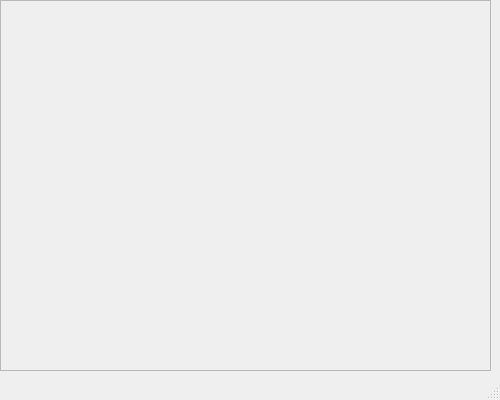
bhs24651/numeric-engine, file help.ui: the form before one commit.
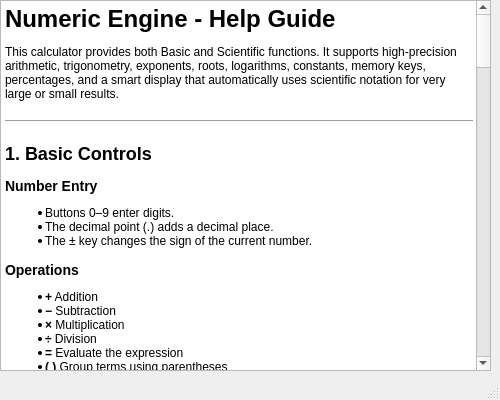
The form after the commit.

Commit message: Added Help Menu

What changed in the file:
```diff
--- a/help.ui
+++ b/help.ui
@@ -14,7 +14,7 @@
    <string>Help - Numeric Engine</string>
   </property>
   <widget class="QWidget" name="centralWidget">
-   <widget class="QScrollArea" name="scrollArea">
+   <widget class="QTextBrowser" name="textBrowser">
     <property name="geometry">
      <rect>
       <x>0</x>
@@ -23,19 +23,190 @@
       <height>371</height>
      </rect>
     </property>
-    <property name="widgetResizable">
-     <bool>true</bool>
+    <property name="html">
+     <string>&lt;!DOCTYPE HTML PUBLIC &quot;-//W3C//DTD HTML 4.0//EN&quot; &quot;http://www.w3.org/TR/REC-html40/strict.dtd&quot;&gt;
+&lt;html&gt;&lt;head&gt;&lt;meta name=&quot;qrichtext&quot; content=&quot;1&quot; /&gt;&lt;meta charset=&quot;utf-8&quot; /&gt;&lt;style type=&quot;text/css&quot;&gt;
+p, li { white-space: pre-wrap; }
+hr { height: 1px; border-width: 0; }
+li.unchecked::marker { content: &quot;\2610&quot;; }
+li.checked::marker { content: &quot;\2612&quot;; }
+&lt;/style&gt;&lt;/head&gt;&lt;body style=&quot; font-family:'Segoe UI'; font-size:9pt; font-weight:400; font-style:normal;&quot;&gt;
+&lt;h1 style=&quot; margin-top:18px; margin-bottom:12px; margin-left:0px; margin-right:0px; -qt-block-indent:0; text-indent:0px;&quot;&gt;&lt;span style=&quot; font-size:xx-large; font-weight:700;&quot;&gt;Numeric Engine - Help Guide&lt;/span&gt;&lt;/h1&gt;
+&lt;p style=&quot; margin-top:12px; margin-bottom:12px; margin-left:0px; margin-right:0px; -qt-block-indent:0; text-indent:0px;&quot;&gt;This calculator provides both Basic and Scientific functions. It supports high-precision arithmetic, trigonometry, exponents, roots, logarithms, constants, memory keys, percentages, and a smart display that automatically uses scientific notation for very large or small results.&lt;/p&gt;
+&lt;hr /&gt;
+&lt;h2 style=&quot; margin-top:16px; margin-bottom:12px; margin-left:0px; margin-right:0px; -qt-block-indent:0; text-indent:0px;&quot;&gt;&lt;span style=&quot; font-size:x-large; font-weight:700;&quot;&gt;1. Basic Controls&lt;/span&gt;&lt;/h2&gt;
+&lt;h3 style=&quot; margin-top:14px; margin-bottom:12px; margin-left:0px; margin-right:0px; -qt-block-indent:0; text-indent:0px;&quot;&gt;&lt;span style=&quot; font-size:large; font-weight:700;&quot;&gt;Number Entry&lt;/span&gt;&lt;/h3&gt;
+&lt;ul style=&quot;margin-top: 0px; margin-bottom: 0px; margin-left: 0px; margin-right: 0px; -qt-list-indent: 1;&quot;&gt;
+&lt;li style=&quot; margin-top:12px; margin-bottom:0px; margin-left:0px; margin-right:0px; -qt-block-indent:0; text-indent:0px;&quot;&gt;Buttons 0–9 enter digits.  &lt;/li&gt;
+&lt;li style=&quot; margin-top:0px; margin-bottom:0px; margin-left:0px; margin-right:0px; -qt-block-indent:0; text-indent:0px;&quot;&gt;The decimal point (.) adds a decimal place.  &lt;/li&gt;
+&lt;li style=&quot; margin-top:0px; margin-bottom:12px; margin-left:0px; margin-right:0px; -qt-block-indent:0; text-indent:0px;&quot;&gt;The ± key changes the sign of the current number.&lt;/li&gt;&lt;/ul&gt;
+&lt;h3 style=&quot; margin-top:14px; margin-bottom:12px; margin-left:0px; margin-right:0px; -qt-block-indent:0; text-indent:0px;&quot;&gt;&lt;span style=&quot; font-size:large; font-weight:700;&quot;&gt;Operations&lt;/span&gt;&lt;/h3&gt;
+&lt;ul style=&quot;margin-top: 0px; margin-bottom: 0px; margin-left: 0px; margin-right: 0px; -qt-list-indent: 1;&quot;&gt;
+&lt;li style=&quot; margin-top:12px; margin-bottom:0px; margin-left:0px; margin-right:0px; -qt-block-indent:0; text-indent:0px;&quot;&gt;&lt;span style=&quot; font-weight:700;&quot;&gt;+&lt;/span&gt; Addition  &lt;/li&gt;
+&lt;li style=&quot; margin-top:0px; margin-bottom:0px; margin-left:0px; margin-right:0px; -qt-block-indent:0; text-indent:0px;&quot;&gt;&lt;span style=&quot; font-weight:700;&quot;&gt;−&lt;/span&gt; Subtraction  &lt;/li&gt;
+&lt;li style=&quot; margin-top:0px; margin-bottom:0px; margin-left:0px; margin-right:0px; -qt-block-indent:0; text-indent:0px;&quot;&gt;&lt;span style=&quot; font-weight:700;&quot;&gt;×&lt;/span&gt; Multiplication  &lt;/li&gt;
+&lt;li style=&quot; margin-top:0px; margin-bottom:0px; margin-left:0px; margin-right:0px; -qt-block-indent:0; text-indent:0px;&quot;&gt;&lt;span style=&quot; font-weight:700;&quot;&gt;÷&lt;/span&gt; Division  &lt;/li&gt;
+&lt;li style=&quot; margin-top:0px; margin-bottom:0px; margin-left:0px; margin-right:0px; -qt-block-indent:0; text-indent:0px;&quot;&gt;&lt;span style=&quot; font-weight:700;&quot;&gt;=&lt;/span&gt; Evaluate the expression  &lt;/li&gt;
+&lt;li style=&quot; margin-top:0px; margin-bottom:12px; margin-left:0px; margin-right:0px; -qt-block-indent:0; text-indent:0px;&quot;&gt;&lt;span style=&quot; font-weight:700;&quot;&gt;( )&lt;/span&gt; Group terms using parentheses&lt;/li&gt;&lt;/ul&gt;
+&lt;h3 style=&quot; margin-top:14px; margin-bottom:12px; margin-left:0px; margin-right:0px; -qt-block-indent:0; text-indent:0px;&quot;&gt;&lt;span style=&quot; font-size:large; font-weight:700;&quot;&gt;Clear and Delete&lt;/span&gt;&lt;/h3&gt;
+&lt;ul style=&quot;margin-top: 0px; margin-bottom: 0px; margin-left: 0px; margin-right: 0px; -qt-list-indent: 1;&quot;&gt;
+&lt;li style=&quot; margin-top:12px; margin-bottom:0px; margin-left:0px; margin-right:0px; -qt-block-indent:0; text-indent:0px;&quot;&gt;&lt;span style=&quot; font-weight:700;&quot;&gt;AC&lt;/span&gt;: Clears all input.  &lt;/li&gt;
+&lt;li style=&quot; margin-top:0px; margin-bottom:12px; margin-left:0px; margin-right:0px; -qt-block-indent:0; text-indent:0px;&quot;&gt;&lt;span style=&quot; font-weight:700;&quot;&gt;Backspace&lt;/span&gt;: Deletes the last character.&lt;/li&gt;&lt;/ul&gt;
+&lt;hr /&gt;
+&lt;h2 style=&quot; margin-top:16px; margin-bottom:12px; margin-left:0px; margin-right:0px; -qt-block-indent:0; text-indent:0px;&quot;&gt;&lt;span style=&quot; font-size:x-large; font-weight:700;&quot;&gt;2. Memory Keys&lt;/span&gt;&lt;/h2&gt;
+&lt;ul style=&quot;margin-top: 0px; margin-bottom: 0px; margin-left: 0px; margin-right: 0px; -qt-list-indent: 1;&quot;&gt;
+&lt;li style=&quot; margin-top:12px; margin-bottom:0px; margin-left:0px; margin-right:0px; -qt-block-indent:0; text-indent:0px;&quot;&gt;&lt;span style=&quot; font-weight:700;&quot;&gt;M+&lt;/span&gt;: Add the current value to memory.  &lt;/li&gt;
+&lt;li style=&quot; margin-top:0px; margin-bottom:0px; margin-left:0px; margin-right:0px; -qt-block-indent:0; text-indent:0px;&quot;&gt;&lt;span style=&quot; font-weight:700;&quot;&gt;M−&lt;/span&gt;: Subtract the current value from memory.  &lt;/li&gt;
+&lt;li style=&quot; margin-top:0px; margin-bottom:0px; margin-left:0px; margin-right:0px; -qt-block-indent:0; text-indent:0px;&quot;&gt;&lt;span style=&quot; font-weight:700;&quot;&gt;MR&lt;/span&gt;: Recall the memory value.  &lt;/li&gt;
+&lt;li style=&quot; margin-top:0px; margin-bottom:12px; margin-left:0px; margin-right:0px; -qt-block-indent:0; text-indent:0px;&quot;&gt;&lt;span style=&quot; font-weight:700;&quot;&gt;MC&lt;/span&gt;: Clear memory.&lt;/li&gt;&lt;/ul&gt;
+&lt;p style=&quot; margin-top:12px; margin-bottom:12px; margin-left:0px; margin-right:0px; -qt-block-indent:0; text-indent:0px;&quot;&gt;Memory stays stored until you clear it.&lt;/p&gt;
+&lt;hr /&gt;
+&lt;h2 style=&quot; margin-top:16px; margin-bottom:12px; margin-left:0px; margin-right:0px; -qt-block-indent:0; text-indent:0px;&quot;&gt;&lt;span style=&quot; font-size:x-large; font-weight:700;&quot;&gt;3. Ans (Previous Answer)&lt;/span&gt;&lt;/h2&gt;
+&lt;p style=&quot; margin-top:12px; margin-bottom:12px; margin-left:0px; margin-right:0px; -qt-block-indent:0; text-indent:0px;&quot;&gt;&lt;span style=&quot; font-weight:700;&quot;&gt;Ans&lt;/span&gt; inserts the last evaluated result into a new calculation.&lt;/p&gt;
+&lt;p style=&quot; margin-top:12px; margin-bottom:12px; margin-left:0px; margin-right:0px; -qt-block-indent:0; text-indent:0px;&quot;&gt;Examples:&lt;/p&gt;
+&lt;ul style=&quot;margin-top: 0px; margin-bottom: 0px; margin-left: 0px; margin-right: 0px; -qt-list-indent: 1;&quot;&gt;
+&lt;li style=&quot; margin-top:12px; margin-bottom:0px; margin-left:0px; margin-right:0px; -qt-block-indent:0; text-indent:0px;&quot;&gt;Ans × 5  &lt;/li&gt;
+&lt;li style=&quot; margin-top:0px; margin-bottom:0px; margin-left:0px; margin-right:0px; -qt-block-indent:0; text-indent:0px;&quot;&gt;sin(Ans)  &lt;/li&gt;
+&lt;li style=&quot; margin-top:0px; margin-bottom:12px; margin-left:0px; margin-right:0px; -qt-block-indent:0; text-indent:0px;&quot;&gt;Ans + 1&lt;/li&gt;&lt;/ul&gt;
+&lt;hr /&gt;
+&lt;h2 style=&quot; margin-top:16px; margin-bottom:12px; margin-left:0px; margin-right:0px; -qt-block-indent:0; text-indent:0px;&quot;&gt;&lt;span style=&quot; font-size:x-large; font-weight:700;&quot;&gt;4. Percentage (%)&lt;/span&gt;&lt;/h2&gt;
+&lt;p style=&quot; margin-top:12px; margin-bottom:12px; margin-left:0px; margin-right:0px; -qt-block-indent:0; text-indent:0px;&quot;&gt;The % button converts the current number into its percentage form.&lt;/p&gt;
+&lt;p style=&quot; margin-top:12px; margin-bottom:12px; margin-left:0px; margin-right:0px; -qt-block-indent:0; text-indent:0px;&quot;&gt;&lt;span style=&quot; font-weight:700;&quot;&gt;x%&lt;/span&gt; becomes &lt;span style=&quot; font-weight:700;&quot;&gt;x ÷ 100&lt;/span&gt;.&lt;/p&gt;
+&lt;p style=&quot; margin-top:12px; margin-bottom:12px; margin-left:0px; margin-right:0px; -qt-block-indent:0; text-indent:0px;&quot;&gt;Example:&lt;/p&gt;
+&lt;ul style=&quot;margin-top: 0px; margin-bottom: 0px; margin-left: 0px; margin-right: 0px; -qt-list-indent: 1;&quot;&gt;
+&lt;li style=&quot; margin-top:12px; margin-bottom:12px; margin-left:0px; margin-right:0px; -qt-block-indent:0; text-indent:0px;&quot;&gt;200 × 50% = 200 × 0.5 = 100&lt;/li&gt;&lt;/ul&gt;
+&lt;p style=&quot; margin-top:12px; margin-bottom:12px; margin-left:0px; margin-right:0px; -qt-block-indent:0; text-indent:0px;&quot;&gt;This calculator uses the standard mathematical definition of a percentage.&lt;/p&gt;
+&lt;hr /&gt;
+&lt;h2 style=&quot; margin-top:16px; margin-bottom:12px; margin-left:0px; margin-right:0px; -qt-block-indent:0; text-indent:0px;&quot;&gt;&lt;span style=&quot; font-size:x-large; font-weight:700;&quot;&gt;5. Scientific Functions&lt;/span&gt;&lt;/h2&gt;
+&lt;h3 style=&quot; margin-top:14px; margin-bottom:12px; margin-left:0px; margin-right:0px; -qt-block-indent:0; text-indent:0px;&quot;&gt;&lt;span style=&quot; font-size:large; font-weight:700;&quot;&gt;Trigonometric Functions&lt;/span&gt;&lt;/h3&gt;
+&lt;ul style=&quot;margin-top: 0px; margin-bottom: 0px; margin-left: 0px; margin-right: 0px; -qt-list-indent: 1;&quot;&gt;
+&lt;li style=&quot; margin-top:12px; margin-bottom:0px; margin-left:0px; margin-right:0px; -qt-block-indent:0; text-indent:0px;&quot;&gt;sin, cos, tan  &lt;/li&gt;
+&lt;li style=&quot; margin-top:0px; margin-bottom:0px; margin-left:0px; margin-right:0px; -qt-block-indent:0; text-indent:0px;&quot;&gt;sin⁻¹, cos⁻¹, tan⁻¹  &lt;/li&gt;
+&lt;li style=&quot; margin-top:0px; margin-bottom:0px; margin-left:0px; margin-right:0px; -qt-block-indent:0; text-indent:0px;&quot;&gt;sinh, cosh, tanh  &lt;/li&gt;
+&lt;li style=&quot; margin-top:0px; margin-bottom:12px; margin-left:0px; margin-right:0px; -qt-block-indent:0; text-indent:0px;&quot;&gt;sinh⁻¹, cosh⁻¹, tanh⁻¹&lt;/li&gt;&lt;/ul&gt;
+&lt;h3 style=&quot; margin-top:14px; margin-bottom:12px; margin-left:0px; margin-right:0px; -qt-block-indent:0; text-indent:0px;&quot;&gt;&lt;span style=&quot; font-size:large; font-weight:700;&quot;&gt;Angle Units&lt;/span&gt;&lt;/h3&gt;
+&lt;ul style=&quot;margin-top: 0px; margin-bottom: 0px; margin-left: 0px; margin-right: 0px; -qt-list-indent: 1;&quot;&gt;
+&lt;li style=&quot; margin-top:12px; margin-bottom:0px; margin-left:0px; margin-right:0px; -qt-block-indent:0; text-indent:0px;&quot;&gt;&lt;span style=&quot; font-weight:700;&quot;&gt;DEG&lt;/span&gt;: Degrees  &lt;/li&gt;
+&lt;li style=&quot; margin-top:0px; margin-bottom:0px; margin-left:0px; margin-right:0px; -qt-block-indent:0; text-indent:0px;&quot;&gt;&lt;span style=&quot; font-weight:700;&quot;&gt;RAD&lt;/span&gt;: Radians  &lt;/li&gt;
+&lt;li style=&quot; margin-top:0px; margin-bottom:12px; margin-left:0px; margin-right:0px; -qt-block-indent:0; text-indent:0px;&quot;&gt;&lt;span style=&quot; font-weight:700;&quot;&gt;GRAD&lt;/span&gt;: Gradians&lt;/li&gt;&lt;/ul&gt;
+&lt;p style=&quot; margin-top:12px; margin-bottom:12px; margin-left:0px; margin-right:0px; -qt-block-indent:0; text-indent:0px;&quot;&gt;The selected angle unit affects both trig input and inverse-trig output.&lt;/p&gt;
+&lt;h3 style=&quot; margin-top:14px; margin-bottom:12px; margin-left:0px; margin-right:0px; -qt-block-indent:0; text-indent:0px;&quot;&gt;&lt;span style=&quot; font-size:large; font-weight:700;&quot;&gt;Powers and Roots&lt;/span&gt;&lt;/h3&gt;
+&lt;ul style=&quot;margin-top: 0px; margin-bottom: 0px; margin-left: 0px; margin-right: 0px; -qt-list-indent: 1;&quot;&gt;
+&lt;li style=&quot; margin-top:12px; margin-bottom:0px; margin-left:0px; margin-right:0px; -qt-block-indent:0; text-indent:0px;&quot;&gt;x² — square  &lt;/li&gt;
+&lt;li style=&quot; margin-top:0px; margin-bottom:0px; margin-left:0px; margin-right:0px; -qt-block-indent:0; text-indent:0px;&quot;&gt;√x — square root  &lt;/li&gt;
+&lt;li style=&quot; margin-top:0px; margin-bottom:0px; margin-left:0px; margin-right:0px; -qt-block-indent:0; text-indent:0px;&quot;&gt;x^y — exponent  &lt;/li&gt;
+&lt;li style=&quot; margin-top:0px; margin-bottom:0px; margin-left:0px; margin-right:0px; -qt-block-indent:0; text-indent:0px;&quot;&gt;x√y — x-th root of y  &lt;/li&gt;
+&lt;li style=&quot; margin-top:0px; margin-bottom:0px; margin-left:0px; margin-right:0px; -qt-block-indent:0; text-indent:0px;&quot;&gt;exp — e&lt;span style=&quot; vertical-align:super;&quot;&gt;x&lt;/span&gt;  &lt;/li&gt;
+&lt;li style=&quot; margin-top:0px; margin-bottom:12px; margin-left:0px; margin-right:0px; -qt-block-indent:0; text-indent:0px;&quot;&gt;10^x — ten to the power of x&lt;/li&gt;&lt;/ul&gt;
+&lt;h3 style=&quot; margin-top:14px; margin-bottom:12px; margin-left:0px; margin-right:0px; -qt-block-indent:0; text-indent:0px;&quot;&gt;&lt;span style=&quot; font-size:large; font-weight:700;&quot;&gt;Logarithms&lt;/span&gt;&lt;/h3&gt;
+&lt;ul style=&quot;margin-top: 0px; margin-bottom: 0px; margin-left: 0px; margin-right: 0px; -qt-list-indent: 1;&quot;&gt;
+&lt;li style=&quot; margin-top:12px; margin-bottom:0px; margin-left:0px; margin-right:0px; -qt-block-indent:0; text-indent:0px;&quot;&gt;ln — natural log  &lt;/li&gt;
+&lt;li style=&quot; margin-top:0px; margin-bottom:12px; margin-left:0px; margin-right:0px; -qt-block-indent:0; text-indent:0px;&quot;&gt;log — base-10 log&lt;/li&gt;&lt;/ul&gt;
+&lt;h3 style=&quot; margin-top:14px; margin-bottom:12px; margin-left:0px; margin-right:0px; -qt-block-indent:0; text-indent:0px;&quot;&gt;&lt;span style=&quot; font-size:large; font-weight:700;&quot;&gt;Constants&lt;/span&gt;&lt;/h3&gt;
+&lt;ul style=&quot;margin-top: 0px; margin-bottom: 0px; margin-left: 0px; margin-right: 0px; -qt-list-indent: 1;&quot;&gt;
+&lt;li style=&quot; margin-top:12px; margin-bottom:0px; margin-left:0px; margin-right:0px; -qt-block-indent:0; text-indent:0px;&quot;&gt;π  &lt;/li&gt;
+&lt;li style=&quot; margin-top:0px; margin-bottom:12px; margin-left:0px; margin-right:0px; -qt-block-indent:0; text-indent:0px;&quot;&gt;e&lt;/li&gt;&lt;/ul&gt;
+&lt;h3 style=&quot; margin-top:14px; margin-bottom:12px; margin-left:0px; margin-right:0px; -qt-block-indent:0; text-indent:0px;&quot;&gt;&lt;span style=&quot; font-size:large; font-weight:700;&quot;&gt;Other Functions&lt;/span&gt;&lt;/h3&gt;
+&lt;ul style=&quot;margin-top: 0px; margin-bottom: 0px; margin-left: 0px; margin-right: 0px; -qt-list-indent: 1;&quot;&gt;
+&lt;li style=&quot; margin-top:12px; margin-bottom:0px; margin-left:0px; margin-right:0px; -qt-block-indent:0; text-indent:0px;&quot;&gt;|x| — absolute value  &lt;/li&gt;
+&lt;li style=&quot; margin-top:0px; margin-bottom:0px; margin-left:0px; margin-right:0px; -qt-block-indent:0; text-indent:0px;&quot;&gt;n! — factorial (non-negative integers only)  &lt;/li&gt;
+&lt;li style=&quot; margin-top:0px; margin-bottom:12px; margin-left:0px; margin-right:0px; -qt-block-indent:0; text-indent:0px;&quot;&gt;Random — generates a random number (up to 20 digits)&lt;/li&gt;&lt;/ul&gt;
+&lt;hr /&gt;
+&lt;h2 style=&quot; margin-top:16px; margin-bottom:12px; margin-left:0px; margin-right:0px; -qt-block-indent:0; text-indent:0px;&quot;&gt;&lt;span style=&quot; font-size:x-large; font-weight:700;&quot;&gt;6. Display Behaviour&lt;/span&gt;&lt;/h2&gt;
+&lt;h3 style=&quot; margin-top:14px; margin-bottom:12px; margin-left:0px; margin-right:0px; -qt-block-indent:0; text-indent:0px;&quot;&gt;&lt;span style=&quot; font-size:large; font-weight:700;&quot;&gt;Equation Line&lt;/span&gt;&lt;/h3&gt;
+&lt;p style=&quot; margin-top:12px; margin-bottom:12px; margin-left:0px; margin-right:0px; -qt-block-indent:0; text-indent:0px;&quot;&gt;Shows what you typed, formatted with mathematical symbols such as ×, ÷, √, and proper parentheses.&lt;/p&gt;
+&lt;h3 style=&quot; margin-top:14px; margin-bottom:12px; margin-left:0px; margin-right:0px; -qt-block-indent:0; text-indent:0px;&quot;&gt;&lt;span style=&quot; font-size:large; font-weight:700;&quot;&gt;Answer Line&lt;/span&gt;&lt;/h3&gt;
+&lt;p style=&quot; margin-top:12px; margin-bottom:12px; margin-left:0px; margin-right:0px; -qt-block-indent:0; text-indent:0px;&quot;&gt;Shows results with high precision. The calculator automatically switches to scientific notation when numbers are very large or very small.&lt;/p&gt;
+&lt;p style=&quot; margin-top:12px; margin-bottom:12px; margin-left:0px; margin-right:0px; -qt-block-indent:0; text-indent:0px;&quot;&gt;Maximum display width is 24 characters.&lt;/p&gt;
+&lt;hr /&gt;
+&lt;h2 style=&quot; margin-top:16px; margin-bottom:12px; margin-left:0px; margin-right:0px; -qt-block-indent:0; text-indent:0px;&quot;&gt;&lt;span style=&quot; font-size:x-large; font-weight:700;&quot;&gt;7. Keyboard Shortcuts&lt;/span&gt;&lt;/h2&gt;
+&lt;table border=&quot;1&quot; style=&quot; margin-top:0px; margin-bottom:0px; margin-left:0px; margin-right:0px;&quot; cellspacing=&quot;2&quot; cellpadding=&quot;4&quot;&gt;
+&lt;tr&gt;
+&lt;td&gt;
+&lt;p align=&quot;center&quot; style=&quot; margin-top:0px; margin-bottom:0px; margin-left:0px; margin-right:0px; -qt-block-indent:0; text-indent:0px;&quot;&gt;&lt;span style=&quot; font-weight:700;&quot;&gt;Action&lt;/span&gt;&lt;/p&gt;&lt;/td&gt;
+&lt;td&gt;
+&lt;p align=&quot;center&quot; style=&quot; margin-top:0px; margin-bottom:0px; margin-left:0px; margin-right:0px; -qt-block-indent:0; text-indent:0px;&quot;&gt;&lt;span style=&quot; font-weight:700;&quot;&gt;Shortcut&lt;/span&gt;  &lt;/p&gt;&lt;/td&gt;&lt;/tr&gt;
+&lt;tr&gt;
+&lt;td&gt;
+&lt;p style=&quot; margin-top:0px; margin-bottom:0px; margin-left:0px; margin-right:0px; -qt-block-indent:0; text-indent:0px;&quot;&gt;Numbers&lt;/p&gt;&lt;/td&gt;
+&lt;td&gt;
+&lt;p style=&quot; margin-top:0px; margin-bottom:0px; margin-left:0px; margin-right:0px; -qt-block-indent:0; text-indent:0px;&quot;&gt;0–9  &lt;/p&gt;&lt;/td&gt;&lt;/tr&gt;
+&lt;tr&gt;
+&lt;td&gt;
+&lt;p style=&quot; margin-top:0px; margin-bottom:0px; margin-left:0px; margin-right:0px; -qt-block-indent:0; text-indent:0px;&quot;&gt;Add&lt;/p&gt;&lt;/td&gt;
+&lt;td&gt;
+&lt;p style=&quot; margin-top:0px; margin-bottom:0px; margin-left:0px; margin-right:0px; -qt-block-indent:0; text-indent:0px;&quot;&gt;+  &lt;/p&gt;&lt;/td&gt;&lt;/tr&gt;
+&lt;tr&gt;
+&lt;td&gt;
+&lt;p style=&quot; margin-top:0px; margin-bottom:0px; margin-left:0px; margin-right:0px; -qt-block-indent:0; text-indent:0px;&quot;&gt;Subtract&lt;/p&gt;&lt;/td&gt;
+&lt;td&gt;
+&lt;p style=&quot; margin-top:0px; margin-bottom:0px; margin-left:0px; margin-right:0px; -qt-block-indent:0; text-indent:0px;&quot;&gt;-  &lt;/p&gt;&lt;/td&gt;&lt;/tr&gt;
+&lt;tr&gt;
+&lt;td&gt;
+&lt;p style=&quot; margin-top:0px; margin-bottom:0px; margin-left:0px; margin-right:0px; -qt-block-indent:0; text-indent:0px;&quot;&gt;Multiply&lt;/p&gt;&lt;/td&gt;
+&lt;td&gt;
+&lt;p style=&quot; margin-top:0px; margin-bottom:0px; margin-left:0px; margin-right:0px; -qt-block-indent:0; text-indent:0px;&quot;&gt;*  &lt;/p&gt;&lt;/td&gt;&lt;/tr&gt;
+&lt;tr&gt;
+&lt;td&gt;
+&lt;p style=&quot; margin-top:0px; margin-bottom:0px; margin-left:0px; margin-right:0px; -qt-block-indent:0; text-indent:0px;&quot;&gt;Divide&lt;/p&gt;&lt;/td&gt;
+&lt;td&gt;
+&lt;p style=&quot; margin-top:0px; margin-bottom:0px; margin-left:0px; margin-right:0px; -qt-block-indent:0; text-indent:0px;&quot;&gt;/  &lt;/p&gt;&lt;/td&gt;&lt;/tr&gt;
+&lt;tr&gt;
+&lt;td&gt;
+&lt;p style=&quot; margin-top:0px; margin-bottom:0px; margin-left:0px; margin-right:0px; -qt-block-indent:0; text-indent:0px;&quot;&gt;Decimal point&lt;/p&gt;&lt;/td&gt;
+&lt;td&gt;
+&lt;p style=&quot; margin-top:0px; margin-bottom:0px; margin-left:0px; margin-right:0px; -qt-block-indent:0; text-indent:0px;&quot;&gt;.  &lt;/p&gt;&lt;/td&gt;&lt;/tr&gt;
+&lt;tr&gt;
+&lt;td&gt;
+&lt;p style=&quot; margin-top:0px; margin-bottom:0px; margin-left:0px; margin-right:0px; -qt-block-indent:0; text-indent:0px;&quot;&gt;Equals&lt;/p&gt;&lt;/td&gt;
+&lt;td&gt;
+&lt;p style=&quot; margin-top:0px; margin-bottom:0px; margin-left:0px; margin-right:0px; -qt-block-indent:0; text-indent:0px;&quot;&gt;= or Enter  &lt;/p&gt;&lt;/td&gt;&lt;/tr&gt;
+&lt;tr&gt;
+&lt;td&gt;
+&lt;p style=&quot; margin-top:0px; margin-bottom:0px; margin-left:0px; margin-right:0px; -qt-block-indent:0; text-indent:0px;&quot;&gt;Backspace&lt;/p&gt;&lt;/td&gt;
+&lt;td&gt;
+&lt;p style=&quot; margin-top:0px; margin-bottom:0px; margin-left:0px; margin-right:0px; -qt-block-indent:0; text-indent:0px;&quot;&gt;Backspace  &lt;/p&gt;&lt;/td&gt;&lt;/tr&gt;
+&lt;tr&gt;
+&lt;td&gt;
+&lt;p style=&quot; margin-top:0px; margin-bottom:0px; margin-left:0px; margin-right:0px; -qt-block-indent:0; text-indent:0px;&quot;&gt;Clear&lt;/p&gt;&lt;/td&gt;
+&lt;td&gt;
+&lt;p style=&quot; margin-top:0px; margin-bottom:0px; margin-left:0px; margin-right:0px; -qt-block-indent:0; text-indent:0px;&quot;&gt;Esc  &lt;/p&gt;&lt;/td&gt;&lt;/tr&gt;
+&lt;tr&gt;
+&lt;td&gt;
+&lt;p style=&quot; margin-top:0px; margin-bottom:0px; margin-left:0px; margin-right:0px; -qt-block-indent:0; text-indent:0px;&quot;&gt;Parentheses&lt;/p&gt;&lt;/td&gt;
+&lt;td&gt;
+&lt;p style=&quot; margin-top:0px; margin-bottom:0px; margin-left:0px; margin-right:0px; -qt-block-indent:0; text-indent:0px;&quot;&gt;( and )  &lt;/p&gt;&lt;/td&gt;&lt;/tr&gt;
+&lt;tr&gt;
+&lt;td&gt;
+&lt;p style=&quot; margin-top:0px; margin-bottom:0px; margin-left:0px; margin-right:0px; -qt-block-indent:0; text-indent:0px;&quot;&gt;Exponent&lt;/p&gt;&lt;/td&gt;
+&lt;td&gt;
+&lt;p style=&quot; margin-top:0px; margin-bottom:0px; margin-left:0px; margin-right:0px; -qt-block-indent:0; text-indent:0px;&quot;&gt;^  &lt;/p&gt;&lt;/td&gt;&lt;/tr&gt;
+&lt;tr&gt;
+&lt;td&gt;
+&lt;p style=&quot; margin-top:0px; margin-bottom:0px; margin-left:0px; margin-right:0px; -qt-block-indent:0; text-indent:0px;&quot;&gt;Negate&lt;/p&gt;&lt;/td&gt;
+&lt;td&gt;
+&lt;p style=&quot; margin-top:0px; margin-bottom:0px; margin-left:0px; margin-right:0px; -qt-block-indent:0; text-indent:0px;&quot;&gt;Alt + -&lt;/p&gt;&lt;/td&gt;&lt;/tr&gt;&lt;/table&gt;
+&lt;hr /&gt;
+&lt;h2 style=&quot; margin-top:16px; margin-bottom:12px; margin-left:0px; margin-right:0px; -qt-block-indent:0; text-indent:0px;&quot;&gt;&lt;span style=&quot; font-size:x-large; font-weight:700;&quot;&gt;8. Error Messages&lt;/span&gt;&lt;/h2&gt;
+&lt;p style=&quot; margin-top:12px; margin-bottom:12px; margin-left:0px; margin-right:0px; -qt-block-indent:0; text-indent:0px;&quot;&gt;Errors occur when an operation is not mathematically valid. For example:&lt;/p&gt;
+&lt;ul style=&quot;margin-top: 0px; margin-bottom: 0px; margin-left: 0px; margin-right: 0px; -qt-list-indent: 1;&quot;&gt;
+&lt;li style=&quot; margin-top:12px; margin-bottom:0px; margin-left:0px; margin-right:0px; -qt-block-indent:0; text-indent:0px;&quot;&gt;Division by zero  &lt;/li&gt;
+&lt;li style=&quot; margin-top:0px; margin-bottom:0px; margin-left:0px; margin-right:0px; -qt-block-indent:0; text-indent:0px;&quot;&gt;Log of zero or a negative number  &lt;/li&gt;
+&lt;li style=&quot; margin-top:0px; margin-bottom:0px; margin-left:0px; margin-right:0px; -qt-block-indent:0; text-indent:0px;&quot;&gt;Square root of a negative number  &lt;/li&gt;
+&lt;li style=&quot; margin-top:0px; margin-bottom:0px; margin-left:0px; margin-right:0px; -qt-block-indent:0; text-indent:0px;&quot;&gt;Domain errors in trigonometric functions  &lt;/li&gt;
+&lt;li style=&quot; margin-top:0px; margin-bottom:0px; margin-left:0px; margin-right:0px; -qt-block-indent:0; text-indent:0px;&quot;&gt;Factorial of a negative or non-integer value  &lt;/li&gt;
+&lt;li style=&quot; margin-top:0px; margin-bottom:12px; margin-left:0px; margin-right:0px; -qt-block-indent:0; text-indent:0px;&quot;&gt;Mismatched parentheses&lt;/li&gt;&lt;/ul&gt;
+&lt;p style=&quot; margin-top:12px; margin-bottom:12px; margin-left:0px; margin-right:0px; -qt-block-indent:0; text-indent:0px;&quot;&gt;Fix the input and try again.&lt;/p&gt;
+&lt;hr /&gt;
+&lt;h2 style=&quot; margin-top:16px; margin-bottom:12px; margin-left:0px; margin-right:0px; -qt-block-indent:0; text-indent:0px;&quot;&gt;&lt;span style=&quot; font-size:x-large; font-weight:700;&quot;&gt;9. Helpful Tips&lt;/span&gt;&lt;/h2&gt;
+&lt;ul style=&quot;margin-top: 0px; margin-bottom: 0px; margin-left: 0px; margin-right: 0px; -qt-list-indent: 1;&quot;&gt;
+&lt;li style=&quot; margin-top:12px; margin-bottom:0px; margin-left:0px; margin-right:0px; -qt-block-indent:0; text-indent:0px;&quot;&gt;Check your angle mode (DEG/RAD/GRAD) before using trig functions.  &lt;/li&gt;
+&lt;li style=&quot; margin-top:0px; margin-bottom:0px; margin-left:0px; margin-right:0px; -qt-block-indent:0; text-indent:0px;&quot;&gt;Use parentheses to control the order of operations.  &lt;/li&gt;
+&lt;li style=&quot; margin-top:0px; margin-bottom:0px; margin-left:0px; margin-right:0px; -qt-block-indent:0; text-indent:0px;&quot;&gt;Use the Ans key to carry results into the next step.  &lt;/li&gt;
+&lt;li style=&quot; margin-top:0px; margin-bottom:12px; margin-left:0px; margin-right:0px; -qt-block-indent:0; text-indent:0px;&quot;&gt;Use memory keys to store frequently used numbers.&lt;/li&gt;&lt;/ul&gt;
+&lt;hr /&gt;
+&lt;p style=&quot; margin-top:12px; margin-bottom:12px; margin-left:0px; margin-right:0px; -qt-block-indent:0; text-indent:0px;&quot;&gt;&lt;span style=&quot; font-style:italic;&quot;&gt;End of Help&lt;/span&gt;&lt;/p&gt;&lt;/body&gt;&lt;/html&gt;</string>
     </property>
-    <widget class="QWidget" name="scrollAreaWidgetContents">
-     <property name="geometry">
-      <rect>
-       <x>0</x>
-       <y>0</y>
-       <width>489</width>
-       <height>369</height>
-      </rect>
-     </property>
-    </widget>
    </widget>
   </widget>
   <widget class="QStatusBar" name="statusBar"/>
```
